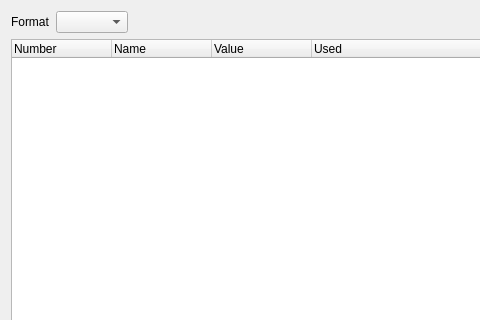
Qt form src/SeerRegisterValuesBrowserWidget.ui (epasveer/seer) before a commit; both pictures show x 0 to 480 and y 0 to 320 of the 794 by 528 pixel window.
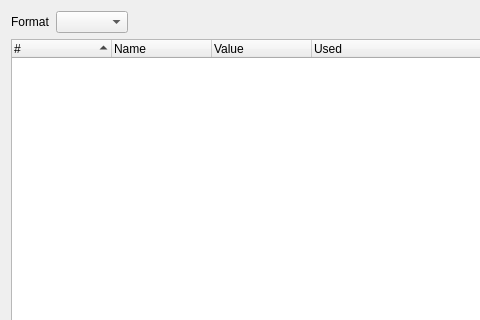
The same form after that commit. Custom widgets are drawn as their Qt base class.

Commit message: Add sorting to register view columns. Remember the setting.

What changed in the file:
```diff
--- a/src/SeerRegisterValuesBrowserWidget.ui
+++ b/src/SeerRegisterValuesBrowserWidget.ui
@@ -49,9 +49,12 @@
      <property name="columnCount">
       <number>4</number>
      </property>
+     <attribute name="headerShowSortIndicator" stdset="0">
+      <bool>true</bool>
+     </attribute>
      <column>
       <property name="text">
-       <string>Number</string>
+       <string>#</string>
       </property>
      </column>
      <column>
```
The commit also changes 2 other files.
